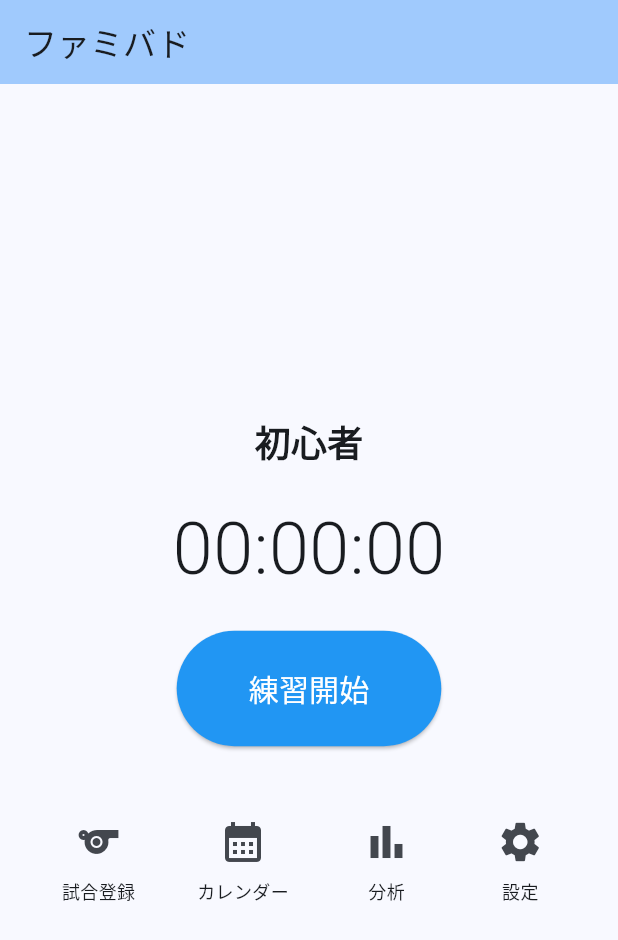
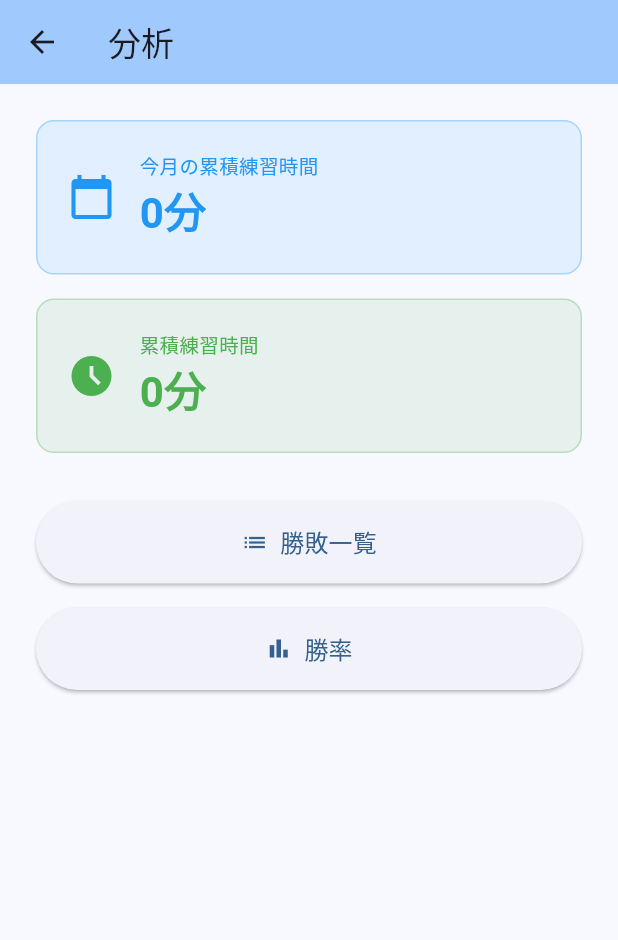
Before and after one commit to yuri-kuramoto/badminton-score-app, a Flutter app: the screen it shows after launch, after a tap on the "bar chart" icon, on a phone screen of 412 x 824 dp. Shown: the top 940 px of the screen. Run offline on Flutter 3.47's test engine with Material 3 defaults, Android fonts, the phone set to English and light mode, and no system bars; our stand-ins replace sqflite; accounts and stored records are empty.

Commit message:
Add analysis screen

```diff
--- a/lib/database/db_helper.dart
+++ b/lib/database/db_helper.dart
@@ -197,4 +197,72 @@ class DbHelper {
               whereArgs: [id],
             );
           }
+          // 累積練習時間（全期間）
+            Future<int> getTotalPracticeMinutes() async {
+              final db = await database;
+              final result = await db.rawQuery(
+                'SELECT SUM(duration_minutes) as total FROM practice_sessions WHERE duration_minutes IS NOT NULL'
+              );
+              return (result.first['total'] as int?) ?? 0;
+            }
+
+            // 今月の練習時間
+            Future<int> getMonthPracticeMinutes() async {
+              final db = await database;
+              final now = DateTime.now();
+              final monthStr = '${now.year}-${now.month.toString().padLeft(2, '0')}';
+              final result = await db.rawQuery(
+                'SELECT SUM(duration_minutes) as total FROM practice_sessions WHERE practice_date LIKE ? AND duration_minutes IS NOT NULL',
+                ['$monthStr%'],
+              );
+              return (result.first['total'] as int?) ?? 0;
+            }
+
+            // 試合一覧取得（フィルター付き）
+            Future<List<Map<String, dynamic>>> getMatches({
+              String? matchType,
+              String? result,
+            }) async {
+              final db = await database;
+              String where = '';
+              List<dynamic> args = [];
+
+              if (matchType != null) {
+                where += 'match_type = ?';
+                args.add(matchType);
+              }
+              if (result != null) {
+                if (where.isNotEmpty) where += ' AND ';
+                where += 'result = ?';
+                args.add(result);
+              }
+
+              return await db.query(
+                'matches',
+                where: where.isEmpty ? null : where,
+                whereArgs: args.isEmpty ? null : args,
+                orderBy: 'match_date DESC',
+              );
+            }
+
+            // 勝率取得
+            Future<Map<String, dynamic>> getWinRate(String matchType) async {
+              final db = await database;
+              final result = await db.rawQuery('''
+                SELECT
+                  COUNT(*) as total,
+                  SUM(CASE WHEN result = '勝ち' THEN 1 ELSE 0 END) as wins,
+                  SUM(CASE WHEN result = '負け' THEN 1 ELSE 0 END) as losses,
+                  SUM(CASE WHEN result = '引き分け' THEN 1 ELSE 0 END) as draws
+                FROM matches
+                WHERE match_type = ?
+              ''', [matchType]);
+
+              return {
+                'total': result.first['total'] as int? ?? 0,
+                'wins': result.first['wins'] as int? ?? 0,
+                'losses': result.first['losses'] as int? ?? 0,
+                'draws': result.first['draws'] as int? ?? 0,
+              };
+            }
 }
--- a/lib/main.dart
+++ b/lib/main.dart
@@ -3,6 +3,7 @@ import 'database/db_helper.dart';
 import 'screens/match_register_screen.dart';
 import 'screens/calendar_screen.dart';
 import 'package:flutter_localizations/flutter_localizations.dart';
+import 'screens/analysis_screen.dart';
 
 void main() async {
   WidgetsFlutterBinding.ensureInitialized();
@@ -152,7 +153,14 @@ class _HomeScreenState extends State<HomeScreen> {
                     ),
                   );
                 }),
-                _navButton(Icons.bar_chart, '分析', onTap: () {}),
+                _navButton(Icons.bar_chart, '分析', onTap: () {
+                  Navigator.push(
+                    context,
+                    MaterialPageRoute(
+                      builder: (context) => const AnalysisScreen(),
+                    ),
+                  );
+                }),
                 _navButton(Icons.settings, '設定', onTap: () {}),
               ],
             ),
--- /dev/null
+++ b/lib/screens/analysis_screen.dart
@@ -0,0 +1,147 @@
+import 'package:flutter/material.dart';
+import '../database/db_helper.dart';
+import 'match_list_screen.dart';
+import 'win_rate_screen.dart';
+
+class AnalysisScreen extends StatefulWidget {
+  const AnalysisScreen({super.key});
+
+  @override
+  State<AnalysisScreen> createState() => _AnalysisScreenState();
+}
+
+class _AnalysisScreenState extends State<AnalysisScreen> {
+  int _totalMinutes = 0;
+  int _monthMinutes = 0;
+
+  @override
+  void initState() {
+    super.initState();
+    _loadData();
+  }
+
+  Future<void> _loadData() async {
+    final total = await DbHelper.instance.getTotalPracticeMinutes();
+    final month = await DbHelper.instance.getMonthPracticeMinutes();
+    setState(() {
+      _totalMinutes = total;
+      _monthMinutes = month;
+    });
+  }
+
+  String _formatMinutes(int minutes) {
+    final h = minutes ~/ 60;
+    final m = minutes % 60;
+    if (h == 0) return '$m分';
+    return '$h時間$m分';
+  }
+
+  @override
+  Widget build(BuildContext context) {
+    return Scaffold(
+      appBar: AppBar(
+        title: const Text('分析'),
+        backgroundColor: Theme.of(context).colorScheme.inversePrimary,
+      ),
+      body: Padding(
+        padding: const EdgeInsets.all(24),
+        child: Column(
+          children: [
+            // 今月の練習時間
+            _statCard(
+              icon: Icons.calendar_today,
+              label: '今月の累積練習時間',
+              value: _formatMinutes(_monthMinutes),
+              color: Colors.blue,
+            ),
+            const SizedBox(height: 16),
+
+            // 全期間の練習時間
+            _statCard(
+              icon: Icons.access_time_filled,
+              label: '累積練習時間',
+              value: _formatMinutes(_totalMinutes),
+              color: Colors.green,
+            ),
+            const SizedBox(height: 32),
+
+            // 勝敗一覧ボタン
+            SizedBox(
+              width: double.infinity,
+              child: ElevatedButton.icon(
+                onPressed: () {
+                  Navigator.push(
+                    context,
+                    MaterialPageRoute(
+                      builder: (context) => const MatchListScreen(),
+                    ),
+                  );
+                },
+                icon: const Icon(Icons.list),
+                label: const Text('勝敗一覧', style: TextStyle(fontSize: 16)),
+                style: ElevatedButton.styleFrom(
+                  padding: const EdgeInsets.symmetric(vertical: 16),
+                ),
+              ),
+            ),
+            const SizedBox(height: 16),
+
+            // 勝率ボタン
+            SizedBox(
+              width: double.infinity,
+              child: ElevatedButton.icon(
+                onPressed: () {
+                  Navigator.push(
+                    context,
+                    MaterialPageRoute(
+                      builder: (context) => const WinRateScreen(),
+                    ),
+                  );
+                },
+                icon: const Icon(Icons.bar_chart),
+                label: const Text('勝率', style: TextStyle(fontSize: 16)),
+                style: ElevatedButton.styleFrom(
+                  padding: const EdgeInsets.symmetric(vertical: 16),
+                ),
+              ),
+            ),
+          ],
+        ),
+      ),
+    );
+  }
+
+  Widget _statCard({
+    required IconData icon,
+    required String label,
+    required String value,
+    required Color color,
+  }) {
+    return Container(
+      width: double.infinity,
+      padding: const EdgeInsets.all(20),
+      decoration: BoxDecoration(
+        color: color.withOpacity(0.1),
+        borderRadius: BorderRadius.circular(12),
+        border: Border.all(color: color.withOpacity(0.3)),
+      ),
+      child: Row(
+        children: [
+          Icon(icon, color: color, size: 32),
+          const SizedBox(width: 16),
+          Column(
+            crossAxisAlignment: CrossAxisAlignment.start,
+            children: [
+              Text(label, style: TextStyle(color: color, fontSize: 13)),
+              Text(value, style: TextStyle(
+                color: color,
+                fontSize: 28,
+                fontWeight: FontWeight.bold,
+              )),
+            ],
+          ),
+        ],
+      ),
+    );
+  }
+}
```
Also changed, not shown: lib/screens/match_list_screen.dart (added, +134 -0 lines), lib/screens/win_rate_screen.dart (added, +116 -0 lines).
